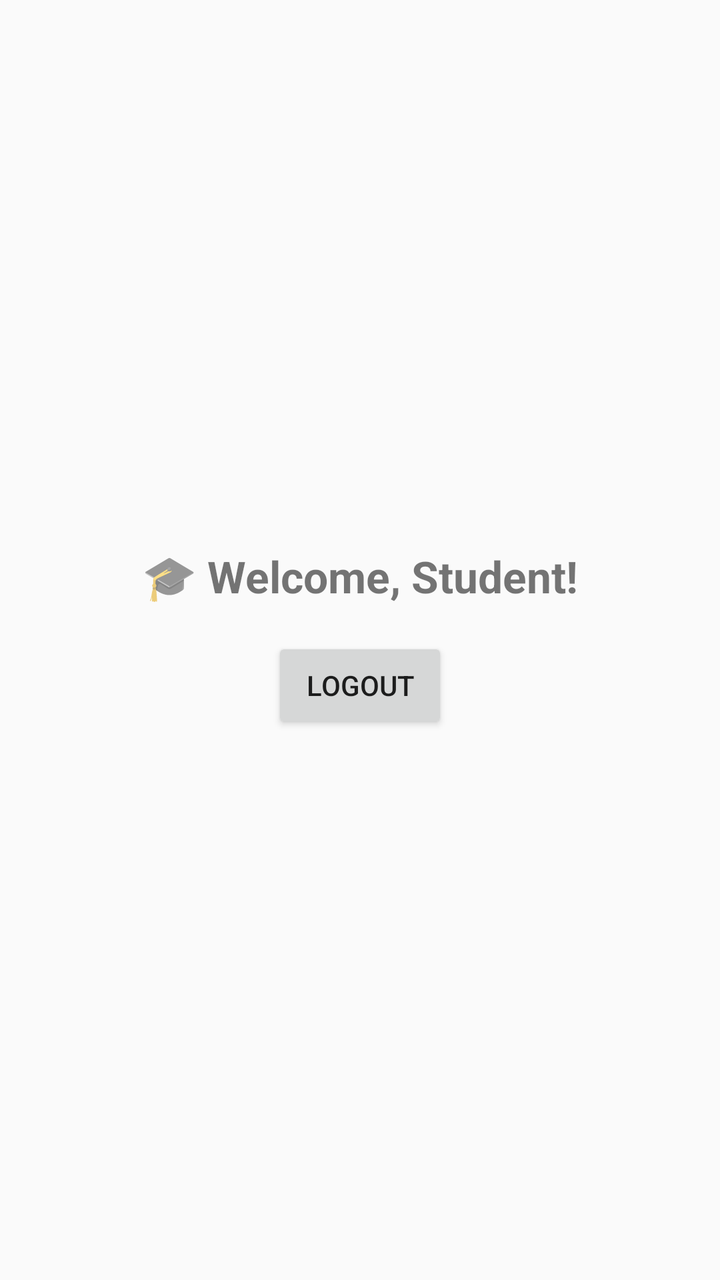
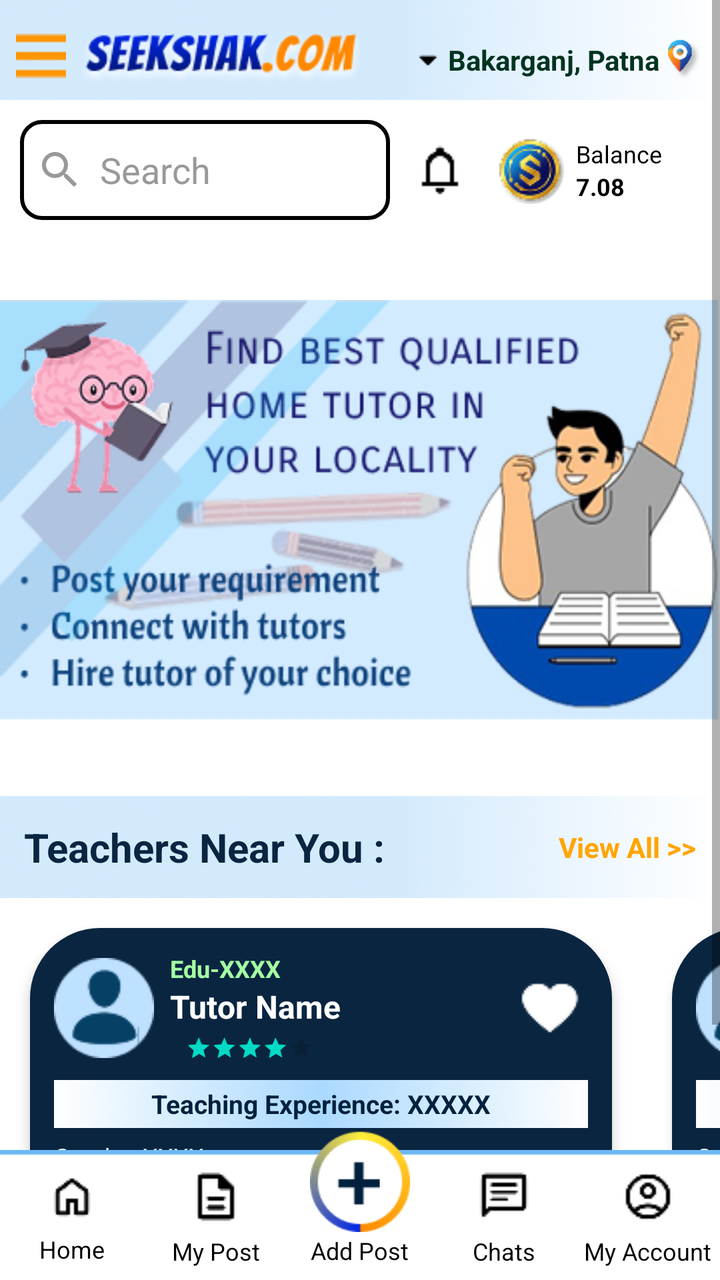

Before-and-after screenshots of an Android layout around one commit, followed by the original layout XML and the change that was made.
<!-- AndroidManifest.xml: application theme Theme.Seekshakcom -->
<!-- res/layout/activity_student_home.xml -->
<?xml version="1.0" encoding="utf-8"?>
<LinearLayout xmlns:android="http://schemas.android.com/apk/res/android"
    android:orientation="vertical"
    android:layout_width="match_parent"
    android:layout_height="match_parent"
    android:gravity="center"
    android:padding="24dp">

    <TextView
        android:text="@string/welcome_student"
        android:textSize="22sp"
        android:textStyle="bold"
        android:id="@+id/studentWelcomeText"
        android:layout_height="wrap_content"
        android:layout_width="wrap_content"/>

    
    <Button
        android:id="@+id/logoutButton"
        android:layout_width="wrap_content"
        android:layout_height="wrap_content"
        android:text="@string/logout"
        android:layout_marginTop="16dp"/>
</LinearLayout>
<!-- resources referenced by this layout -->
<resources>
  <string name="logout">Logout</string>
  <string name="welcome_student">🎓 Welcome, Student!</string>
  <style name="Theme.Seekshakcom" parent="Theme.AppCompat.Light.NoActionBar">
          
          <item name="colorPrimary">@color/purple_500</item>
          <item name="colorPrimaryDark">@color/purple_700</item>
          <item name="colorAccent">@color/teal_200</item>
      </style>
  <color name="purple_500">#FF6200EE</color>
  <color name="purple_700">#FF3700B3</color>
  <color name="teal_200">#FF03DAC5</color>
</resources>

<!-- the commit's change to res/layout/activity_student_home.xml (unified diff, before → after) -->
@@ -1,24 +1,660 @@
 <?xml version="1.0" encoding="utf-8"?>
-<LinearLayout xmlns:android="http://schemas.android.com/apk/res/android"
-    android:orientation="vertical"
-    android:layout_width="match_parent"
+<RelativeLayout
+    xmlns:android="http://schemas.android.com/apk/res/android"
+    xmlns:app="http://schemas.android.com/apk/res-auto"
+    xmlns:tools="http://schemas.android.com/tools"
+    android:layout_width="wrap_content"
     android:layout_height="match_parent"
-    android:gravity="center"
-    android:padding="24dp">
-
-    <TextView
-        android:text="@string/welcome_student"
-        android:textSize="22sp"
-        android:textStyle="bold"
-        android:id="@+id/studentWelcomeText"
+    android:fillViewport="true"
+    android:background="#FFFFFF"
+    android:padding="0dp">
+
+    <ScrollView
+        android:layout_width="wrap_content"
+        android:layout_height="match_parent"
+        android:fillViewport="true"
+        android:background="#FFFFFF"
+        android:paddingBottom="80dp"
+        android:clipToPadding="false">
+
+
+        <LinearLayout
+            android:orientation="vertical"
+            android:layout_width="wrap_content"
+            android:layout_height="50dp">
+
+            <RelativeLayout
+                android:layout_width="match_parent"
+                android:layout_height="50dp"
+                android:layout_marginTop="0dp"
+                android:gravity="center_vertical"
+                android:orientation="horizontal"
+                android:paddingHorizontal="10dp"
+                android:background="@drawable/rectangle_2"
+                android:paddingStart="8dp"
+                android:paddingEnd="0dp">
+
+                <ImageButton
+                    android:id="@id/menu_bar"
+                    android:layout_width="25dp"
+                    android:layout_height="30dp"
+                    android:layout_alignParentTop="true"
+                    android:layout_marginTop="12dp"
+                    android:src="@drawable/ic_menu"
+                    android:background="@null"
+                    android:clickable="true"
+                    android:contentDescription="@string/menu_bar"
+                    android:focusable="true"
+                    tools:ignore="TouchTargetSizeCheck" />
+
+                <ImageView
+                    android:id="@+id/imageView"
+                    android:layout_width="175dp"
+                    android:layout_height="32dp"
+                    android:layout_alignParentStart="true"
+                    android:layout_alignParentTop="true"
+                    android:layout_alignParentEnd="true"
+                    android:layout_marginStart="30dp"
+                    android:layout_marginTop="12dp"
+                    android:layout_marginEnd="177dp"
+                    android:contentDescription="@string/seekshak_com"
+                    android:src="@drawable/seekshak_com" />
+
+                <LinearLayout
+                    android:id="@+id/locationSelector"
+                    android:layout_width="wrap_content"
+                    android:layout_height="wrap_content"
+                    android:layout_alignParentEnd="true"
+                    android:layout_marginTop="10dp"
+                    android:clickable="true"
+                    android:focusable="true"
+                    android:gravity="center_vertical"
+                    android:orientation="horizontal"
+                    android:padding="8dp"
+                    tools:ignore="TouchTargetSizeCheck">
+
+                    <ImageView
+                        android:id="@+id/dropdownArrow"
+                        android:layout_width="20dp"
+                        android:layout_height="20dp"
+                        android:layout_marginStart="4dp"
+                        android:contentDescription="dropdown"
+                        android:src="@drawable/ic_dropdown_arrow" />
+
+                    <TextView
+                        android:id="@+id/locationText"
+                        android:layout_width="wrap_content"
+                        android:layout_height="wrap_content"
+                        android:layout_marginStart="0dp"
+                        android:text="Bakarganj, Patna"
+                        android:textColor="#003320"
+                        android:textSize="14sp"
+                        android:textStyle="bold" />
+
+                    <ImageView
+                        android:id="@+id/locationIcon"
+                        android:layout_width="20dp"
+                        android:layout_height="22dp"
+                        android:layout_marginStart="2dp"
+                        android:contentDescription="Location icon"
+                        android:src="@drawable/logo_map" />
+
+
+                </LinearLayout>
+
+
+
+            </RelativeLayout>
+
+            <LinearLayout
+                android:layout_width="match_parent"
+                android:layout_height="50dp"
+                android:layout_marginTop="10dp"
+                android:gravity="center_vertical"
+                android:orientation="horizontal"
+                android:paddingStart="10dp"
+                android:paddingEnd="10dp">
+
+                <LinearLayout
+                    android:layout_width="185dp"
+                    android:layout_height="50dp"
+                    android:background="@drawable/bg_search_rounded"
+                    android:gravity="center_vertical"
+                    android:orientation="horizontal"
+                    android:paddingHorizontal="8dp">
+
+                    <ImageView
+                        android:layout_width="24dp"
+                        android:layout_height="24dp"
+                        android:contentDescription="@string/search_icon"
+                        android:src="@drawable/ic_search"
+                        app:tint="#999999" />
+
+                    <EditText
+                        android:id="@+id/searchEditText"
+                        android:layout_width="0dp"
+                        android:layout_height="match_parent"
+                        android:layout_marginStart="8dp"
+                        android:layout_weight="1"
+                        android:autofillHints="city"
+                        android:background="@android:color/transparent"
+                        android:hint="@string/search"
+                        android:inputType="text"
+                        android:maxLines="1"
+                        android:textColor="#000000"
+                        android:textColorHint="#999999" />
+                </LinearLayout>
+
+
+                <ImageButton
+                    android:id="@+id/notification_Btn"
+                    android:layout_width="wrap_content"
+                    android:layout_height="50dp"
+                    android:layout_marginStart="12dp"
+                    android:layout_marginEnd="8dp"
+                    android:background="@null"
+                    android:clickable="true"
+                    android:contentDescription="@string/notification"
+                    android:focusable="true"
+                    android:src="@drawable/ic_notification"
+                    tools:ignore="TouchTargetSizeCheck" />
+
+
+                <LinearLayout
+                    android:id="@+id/creditContainer"
+                    android:layout_width="wrap_content"
+                    android:layout_height="wrap_content"
+                    android:layout_marginStart="7dp"
+                    android:layout_marginTop="0dp"
+                    android:layout_marginEnd="16dp"
+                    android:orientation="horizontal"
+                    android:gravity="center_vertical">
+
+                    <ImageView
+                        android:id="@+id/credit_coin"
+                        android:layout_width="34dp"
+                        android:layout_height="34dp"
+                        android:src="@drawable/credit_coin"
+                        android:layout_marginEnd="6dp" />
+
+                    <LinearLayout
+                        android:layout_width="wrap_content"
+                        android:layout_height="wrap_content"
+                        android:orientation="vertical">
+
+                        <TextView
+                            android:id="@+id/credit_label"
+                            android:layout_width="wrap_content"
+                            android:layout_height="wrap_content"
+                            android:text="Balance"
+                            android:textColor="@android:color/black"
+                            android:textSize="12sp" />
+
+                        <TextView
+                            android:id="@+id/credit_balance"
+                            android:layout_width="wrap_content"
+                            android:layout_height="wrap_content"
+                            android:text="7.08"
+                            android:textColor="@android:color/black"
+                            android:textSize="12sp"
+                            android:textStyle="bold" />
+                    </LinearLayout>
+                </LinearLayout>
+
+
+
+
+
+
+            </LinearLayout>
+
+            <ImageView
+                android:layout_width="match_parent"
+                android:layout_height="248dp"
+                android:layout_marginTop="40dp"
+                android:background="@drawable/poster_std_home"
+                android:contentDescription="@string/poster" />
+
+            <RelativeLayout
+                android:layout_width="match_parent"
+                android:layout_height="wrap_content"
+                android:background="@drawable/rectangle_2"
+                android:paddingVertical="10dp"
+                android:paddingStart="12dp"
+                android:paddingEnd="12dp">
+
+                <TextView
+                    android:id="@+id/label_teachers_near"
+                    android:layout_width="wrap_content"
+                    android:layout_height="wrap_content"
+                    android:text="@string/teachers_near_you"
+                    android:textSize="20sp"
+                    android:textColor="#0A2540"
+                    android:textStyle="bold"
+                    android:layout_centerVertical="true" />
+
+                <TextView
+                    android:id="@+id/view_all_button"
+                    android:layout_width="wrap_content"
+                    android:layout_height="wrap_content"
+                    android:layout_alignParentEnd="true"
+                    android:layout_centerVertical="true"
+                    android:clickable="true"
+                    android:focusable="true"
+                    android:text="View All >>"
+                    android:textColor="@color/orange"
+                    android:textSize="14sp"
+                    android:textStyle="bold"
+                    tools:ignore="TouchTargetSizeCheck" />
+            </RelativeLayout>
+            <HorizontalScrollView
+                android:layout_width="match_parent"
+                android:layout_height="wrap_content"
+                android:scrollbars="none">
+
+                <LinearLayout
+                    android:layout_width="wrap_content"
+                    android:layout_height="wrap_content"
+                    android:orientation="horizontal">
+                    <androidx.cardview.widget.CardView
+                        android:id="@+id/teacher_card1"
+                        android:layout_width="291dp"
+                        android:layout_height="wrap_content"
+                        android:layout_margin="15dp"
+                        android:clickable="true"
+                        android:focusable="true"
+                        app:cardCornerRadius="35dp"
+                        app:cardElevation="4dp">
+
+                        <LinearLayout
+                            android:layout_width="match_parent"
+                            android:layout_height="match_parent"
+                            android:background="#0A2540"
+                            android:orientation="vertical"
+                            android:padding="12dp">
+
+                            
+                            <LinearLayout
+                                android:layout_width="match_parent"
+                                android:layout_height="wrap_content"
+                                android:gravity="center_vertical"
+                                android:orientation="horizontal">
+
+                                <ImageView
+                                    android:layout_width="50dp"
+                                    android:layout_height="50dp"
+                                    android:layout_marginEnd="8dp"
+                                    android:background="@drawable/circle_bg"
+                                    android:contentDescription="@string/todo"
+                                    android:padding="4dp"
+                                    android:src="@drawable/ic_user" />
+
+                                <LinearLayout
+                                    android:layout_width="0dp"
+                                    android:layout_height="wrap_content"
+                                    android:layout_weight="1"
+                                    android:orientation="vertical">
+
+                                    <TextView
+                                        android:layout_width="wrap_content"
+                                        android:layout_height="wrap_content"
+                                        android:text="Edu-XXXX"
+                                        android:textColor="#A4FFA3"
+                                        android:textSize="12sp"
+                                        android:textStyle="bold" />
+
+                                    <TextView
+                                        android:layout_width="wrap_content"
+                                        android:layout_height="wrap_content"
+                                        android:text="Tutor Name"
+                                        android:textColor="#FFFFFF"
+                                        android:textSize="16sp"
+                                        android:textStyle="bold" />
+
+                                    <RatingBar
+                                        style="@style/Widget.AppCompat.RatingBar.Small"
+                                        android:layout_width="wrap_content"
+                                        android:layout_height="wrap_content"
+                                        android:layout_marginTop="2dp"
+                                        android:isIndicator="true"
+                                        android:numStars="5"
+                                        android:rating="4"
+                                        android:scaleX="0.8"
+                                        android:scaleY="0.8"
+                                        android:stepSize="1" />
+                                </LinearLayout>
+
+                                <ImageButton
+                                    android:layout_width="wrap_content"
+                                    android:layout_height="wrap_content"
+                                    android:background="@null"
+                                    android:contentDescription="@string/space"
+                                    android:src="@drawable/ic_favorite"
+                                    app:tint="#ffffff" />
+                            </LinearLayout>
+
+                            
+                            <TextView
+                                android:layout_width="match_parent"
+                                android:layout_height="wrap_content"
+                                android:layout_marginTop="8dp"
+                                android:background="@drawable/rectangle_p"
+                                android:gravity="center"
+                                android:text="Teaching Experience: XXXXX"
+                                android:textColor="#00213D"
+                                android:textSize="13sp"
+                                android:textStyle="bold" />
+
+                            
+                            <TextView
+                                android:layout_width="match_parent"
+                                android:layout_height="wrap_content"
+                                android:layout_marginTop="6dp"
+                                android:lineSpacingExtra="2dp"
+                                android:text="Gender: XXXX\nHighest Qualification: XXXXXXX\nExpertise Subject: XXX, XXX\nFee: XXX rs/hr"
+                                android:textColor="#FFFFFF"
+                                android:textSize="12sp" />
+
+                            
+                            <Button
+                                android:layout_width="wrap_content"
+                                android:layout_height="38dp"
+                                android:layout_gravity="center"
+                                android:layout_marginTop="0dp"
+                                android:backgroundTint="#F2A007"
+                                android:paddingHorizontal="0dp"
+                                android:text="View >>"
+                                android:textColor="#000000"
+                                android:textStyle="bold" />
+                        </LinearLayout>
+                    </androidx.cardview.widget.CardView>
+
+                    <androidx.cardview.widget.CardView
+                        android:id="@+id/teacher_card"
+                        android:layout_width="291dp"
+                        android:layout_height="wrap_content"
+                        android:layout_margin="15dp"
+                        android:clickable="true"
+                        android:focusable="true"
+                        app:cardCornerRadius="35dp"
+                        app:cardElevation="4dp">
+
+                        <LinearLayout
+                            android:layout_width="match_parent"
+                            android:layout_height="wrap_content"
+                            android:orientation="vertical"
+                            android:background="#0A2540"
+                            android:padding="12dp">
+
+                            
+                            <LinearLayout
+                                android:layout_width="match_parent"
+                                android:layout_height="wrap_content"
+                                android:orientation="horizontal"
+                                android:gravity="center_vertical">
+
+                                <ImageView
+                                    android:layout_width="50dp"
+                                    android:layout_height="50dp"
+                                    android:src="@drawable/ic_user"
+                                    android:layout_marginEnd="8dp"
+                                    android:background="@drawable/circle_bg"
+                                    android:padding="4dp" />
+
+                                <LinearLayout
+                                    android:layout_width="0dp"
+                                    android:layout_height="wrap_content"
+                                    android:layout_weight="1"
+                                    android:orientation="vertical">
+
+                                    <TextView
+                                        android:layout_width="wrap_content"
+                                        android:layout_height="wrap_content"
+                                        android:text="Edu-XXXX"
+                                        android:textColor="#A4FFA3"
+                                        android:textSize="12sp"
+                                        android:textStyle="bold" />
+
+                                    <TextView
+                                        android:layout_width="wrap_content"
+                                        android:layout_height="wrap_content"
+                                        android:text="Tutor Name"
+                                        android:textColor="#FFFFFF"
+                                        android:textSize="16sp"
+                                        android:textStyle="bold" />
+
+                                    <RatingBar
+                                        android:layout_width="wrap_content"
+                                        android:layout_height="wrap_content"
+                                        android:numStars="5"
+                                        android:rating="4"
+                                        android:stepSize="1"
+                                        android:isIndicator="true"
+                                        android:layout_marginTop="2dp"
+                                        android:scaleX="0.8"
+                                        android:scaleY="0.8"
+                                        style="@style/Widget.AppCompat.RatingBar.Small" />
+                                </LinearLayout>
+
+                                <ImageButton
+                                    android:layout_width="wrap_content"
+                                    android:layout_height="wrap_content"
+                                    android:background="@null"
+                                    android:src="@drawable/ic_favorite"
+                                    app:tint="#ffffff" />
+                            </LinearLayout>
+
+                            
+                            <TextView
+                                android:layout_marginTop="8dp"
+                                android:layout_width="match_parent"
+                                android:layout_height="wrap_content"
+                                android:background="@drawable/rectangle_p"
+                                android:text="Teaching Experience: XXXXX"
+                                android:textColor="#00213D"
+                                android:textSize="13sp"
+                                android:textStyle="bold"
+                                android:gravity="center" />
+
+                            
+                            <TextView
+                                android:layout_marginTop="6dp"
+                                android:layout_width="match_parent"
+                                android:layout_height="wrap_content"
+                                android:text="Gender: XXXX\nHighest Qualification: XXXXXXX\nExpertise Subject: XXX, XXX\nFee: XXX rs/hr"
+                                android:textColor="#FFFFFF"
+                                android:textSize="12sp"
+                                android:lineSpacingExtra="2dp" />
+
+                            
+                            <Button
+                                android:layout_width="wrap_content"
+                                android:layout_height="38dp"
+                                android:layout_gravity="center"
+                                android:layout_marginTop="0dp"
+                                android:backgroundTint="#F2A007"
+                                android:paddingHorizontal="0dp"
+                                android:text="View >>"
+                                android:textColor="#000000"
+                                android:textStyle="bold" />
+                        </LinearLayout>
+                    </androidx.cardview.widget.CardView>
+
+
+                </LinearLayout>
+            </HorizontalScrollView>
+
+
+
+
+        </LinearLayout>
+
+
+    </ScrollView>
+    <RelativeLayout
+        android:layout_width="match_parent"
         android:layout_height="wrap_content"
-        android:layout_width="wrap_content"/>
-
-    
-    <Button
-        android:id="@+id/logoutButton"
-        android:layout_width="wrap_content"
-        android:layout_height="wrap_content"
-        android:text="@string/logout"
-        android:layout_marginTop="16dp"/>
-</LinearLayout>
+        android:layout_alignParentBottom="true">
+
+        <LinearLayout
+            android:id="@+id/bottom_nav"
+            android:layout_width="match_parent"
+            android:layout_height="65dp"
+            android:orientation="horizontal"
+            android:layout_alignParentBottom="true"
+            android:background="@drawable/rectangle_3"
+            android:paddingTop="6dp"
+            android:paddingBottom="6dp"
+            android:gravity="center"
+            android:weightSum="5">
+
+            
+            <LinearLayout
+                android:layout_width="0dp"
+                android:layout_weight="1"
+                android:layout_marginTop="2dp"
+                android:layout_height="match_parent"
+                android:orientation="vertical"
+                android:gravity="center">
+
+                <ImageButton
+                    android:id="@+id/home_btn"
+                    android:layout_width="wrap_content"
+                    android:layout_height="wrap_content"
+                    android:background="@null"
+                    android:contentDescription="Home"
+                    android:src="@drawable/ic_home"
+                    app:tint="@android:color/black"
+                    tools:ignore="TouchTargetSizeCheck" />
+
+                <TextView
+                    android:layout_width="wrap_content"
+                    android:layout_height="wrap_content"
+                    android:layout_marginTop="6dp"
+                    android:text="Home"
+                    android:textSize="12sp"
+                    android:textColor="@android:color/black"/>
+            </LinearLayout>
+
+            
+            <LinearLayout
+                android:layout_width="0dp"
+                android:layout_weight="1"
+                android:layout_marginTop="2dp"
+                android:layout_height="match_parent"
+                android:orientation="vertical"
+                android:gravity="center">
+
+                <ImageButton
+                    android:id="@+id/my_post"
+                    android:layout_width="wrap_content"
+                    android:layout_height="wrap_content"
+                    android:background="@null"
+                    android:contentDescription="My Post"
+                    android:src="@drawable/ic_post"
+                    tools:ignore="TouchTargetSizeCheck" />
+
+                <TextView
+                    android:layout_width="wrap_content"
+                    android:layout_height="wrap_content"
+                    android:layout_marginTop="6dp"
+                    android:text="My Post"
+                    android:textSize="12sp"
+                    android:textColor="@android:color/black"/>
+            </LinearLayout>
+
+            
+            <View
+                android:layout_width="0dp"
+                android:layout_height="79dp"
+                android:layout_gravity="center"
+                android:layout_weight="1" />
+
+            
+            <LinearLayout
+                android:layout_width="0dp"
+                android:layout_weight="1"
+                android:layout_marginTop="2dp"
+                android:layout_height="match_parent"
+                android:orientation="vertical"
+                android:gravity="center">
+
+                <ImageButton
+                    android:id="@+id/chats"
+                    android:layout_width="wrap_content"
+                    android:layout_height="wrap_content"
+                    android:background="@null"
+                    android:contentDescription="Chat"
+                    android:src="@drawable/ic_chat"
+                    tools:ignore="TouchTargetSizeCheck" />
+
+                <TextView
+                    android:layout_width="wrap_content"
+                    android:layout_height="wrap_content"
+                    android:layout_marginTop="6dp"
+                    android:text="Chats"
+                    android:textSize="12sp"
+                    android:textColor="@android:color/black"/>
+            </LinearLayout>
+
+            
+            <LinearLayout
+                android:layout_width="0dp"
+                android:layout_weight="1"
+                android:layout_marginTop="2dp"
+                android:layout_height="match_parent"
+                android:orientation="vertical"
+                android:gravity="center">
+
+                <ImageButton
+                    android:id="@+id/my_account"
+                    android:layout_width="wrap_content"
+                    android:layout_height="wrap_content"
+                    android:background="@null"
+                    android:contentDescription="My Account"
+                    android:src="@drawable/ic_account"
+                    tools:ignore="TouchTargetSizeCheck" />
+
+                <TextView
+                    android:layout_width="wrap_content"
+                    android:layout_height="wrap_content"
+                    android:layout_marginTop="6dp"
+                    android:text="My Account"
+                    android:textSize="12sp"
+                    android:textColor="@android:color/black"/>
+            </LinearLayout>
+
+        </LinearLayout>
+
+        <ImageButton
+            android:id="@+id/add_post"
+            android:layout_width="50dp"
+            android:layout_height="102dp"
+            android:layout_centerHorizontal="true"
+            android:layout_marginBottom="15dp"
+            android:layout_alignParentBottom="true"
+            android:background="@null"
+            android:src="@drawable/ic_add_post"
+            android:contentDescription="@string/add_post"
+            android:elevation="4dp"
+            android:scaleType="centerInside" />
+
+        <TextView
+            android:layout_width="wrap_content"
+            android:layout_height="23dp"
+            android:layout_centerHorizontal="true"
+            android:layout_alignParentBottom="true"
+            android:text="Add Post"
+            android:textSize="12sp"
+            android:textColor="@android:color/black"
+            android:scaleType="centerInside" />
+
+    </RelativeLayout>
+
+
+
+
+
+
+
+</RelativeLayout>
<!-- resource entries referenced after the edit -->
@@ -1,14 +1,58 @@
 <!-- resources referenced by this layout -->
 <resources>
-  <string name="logout">Logout</string>
-  <string name="welcome_student">🎓 Welcome, Student!</string>
+  <color name="orange">#FFA500</color>
+  <!-- drawable bg_search_rounded (drawable) -->
+  <shape xmlns:android="http://schemas.android.com/apk/res/android"
+      android:shape="rectangle">
+      <solid android:color="#FFFFFF" />
+      <corners android:radius="10dp" />
+      <stroke android:width="2dp" android:color="#000000" />
+  </shape>
+  <!-- drawable circle_bg: png bitmap (drawable, 898 bytes) -->
+  <!-- drawable credit_coin: png bitmap (drawable, 4080 bytes) -->
+  <!-- drawable ic_account: png bitmap (drawable, 532 bytes) -->
+  <!-- drawable ic_add_post: png bitmap (drawable, 3633 bytes) -->
+  <!-- drawable ic_chat: png bitmap (drawable, 328 bytes) -->
+  <!-- drawable ic_dropdown_arrow: png bitmap (drawable, 180 bytes) -->
+  <!-- drawable ic_favorite: png bitmap (drawable, 759 bytes) -->
+  <!-- drawable ic_home: png bitmap (drawable, 352 bytes) -->
+  <!-- drawable ic_menu: png bitmap (drawable, 351 bytes) -->
+  <!-- drawable ic_notification: png bitmap (drawable, 332 bytes) -->
+  <!-- drawable ic_post: png bitmap (drawable, 339 bytes) -->
+  <!-- drawable ic_search (drawable) -->
+  <vector xmlns:android="http://schemas.android.com/apk/res/android"
+      android:width="24dp"
+      android:height="24dp"
+      android:viewportWidth="24.0"
+      android:viewportHeight="24.0">
+      <path
+          android:fillColor="#999999"
+          android:pathData="M15.5,14h-0.79l-0.28,-0.27C15.41,12.59 16,11.11 16,9.5 16,5.91 13.09,3 9.5,3 5.91,3 3,5.91 3,9.5 3,13.09 5.91,16 9.5,16 11.11,16 12.59,15.41 13.73,14.43l0.27,0.28v0.79l5,4.99L20.49,19l-4.99,-5zm-6,0C7.01,14 5,11.99 5,9.5 5,7.01 7.01,5 9.5,5 11.99,5 14,7.01 14,9.5 14,11.99 11.99,14 9.5,14z"/>
+  </vector>
+  <!-- drawable ic_user: png bitmap (drawable, 1666 bytes) -->
+  <!-- drawable logo_map: png bitmap (drawable, 2829 bytes) -->
+  <!-- drawable poster_std_home: png bitmap (drawable, 87975 bytes) -->
+  <!-- drawable rectangle_2: png bitmap (drawable, 22593 bytes) -->
+  <!-- drawable rectangle_3: png bitmap (drawable, 449 bytes) -->
+  <!-- drawable rectangle_p: png bitmap (drawable, 5340 bytes) -->
+  <!-- drawable seekshak_com: png bitmap (drawable, 10031 bytes) -->
+  <string name="add_post">Add Post</string>
+  <string name="menu_bar">menu bar</string>
+  <string name="notification">notification</string>
+  <string name="poster">poster</string>
+  <string name="search">Search</string>
+  <string name="search_icon">search icon</string>
+  <string name="seekshak_com">Seekshak.com</string>
+  <string name="space">" "</string>
+  <string name="teachers_near_you">Teachers Near You :</string>
+  <string name="todo">TODO</string>
   <style name="Theme.Seekshakcom" parent="Theme.AppCompat.Light.NoActionBar">
           
-          <item name="colorPrimary">@color/purple_500</item>
+          <item name="colorPrimary">@color/black</item>
           <item name="colorPrimaryDark">@color/purple_700</item>
           <item name="colorAccent">@color/teal_200</item>
       </style>
-  <color name="purple_500">#FF6200EE</color>
+  <color name="black">#FF000000</color>
   <color name="purple_700">#FF3700B3</color>
   <color name="teal_200">#FF03DAC5</color>
 </resources>
